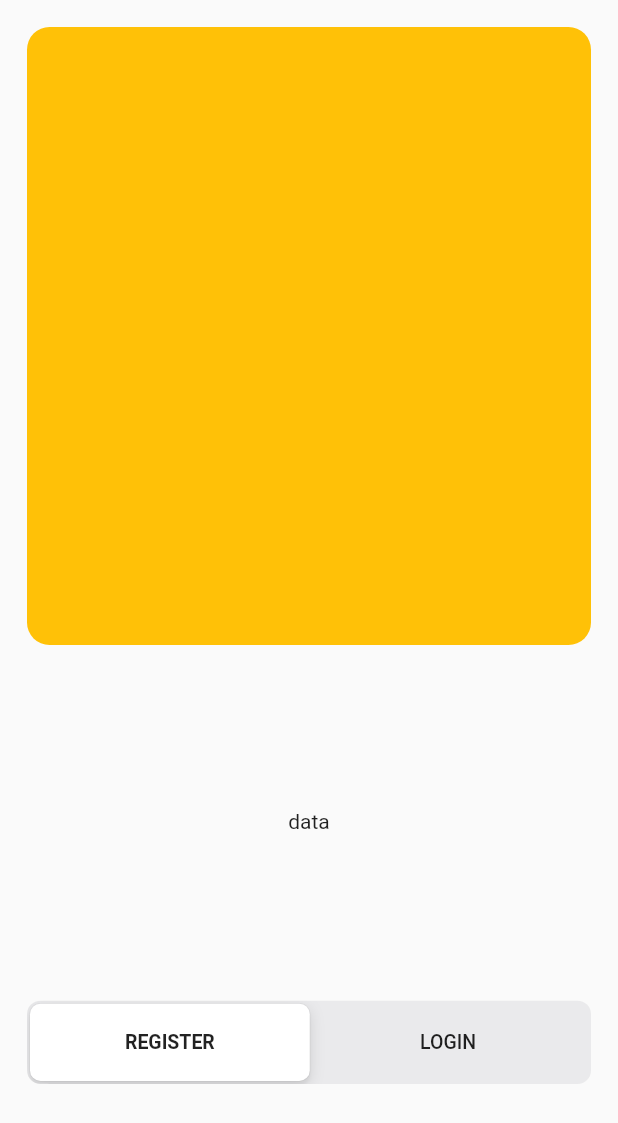
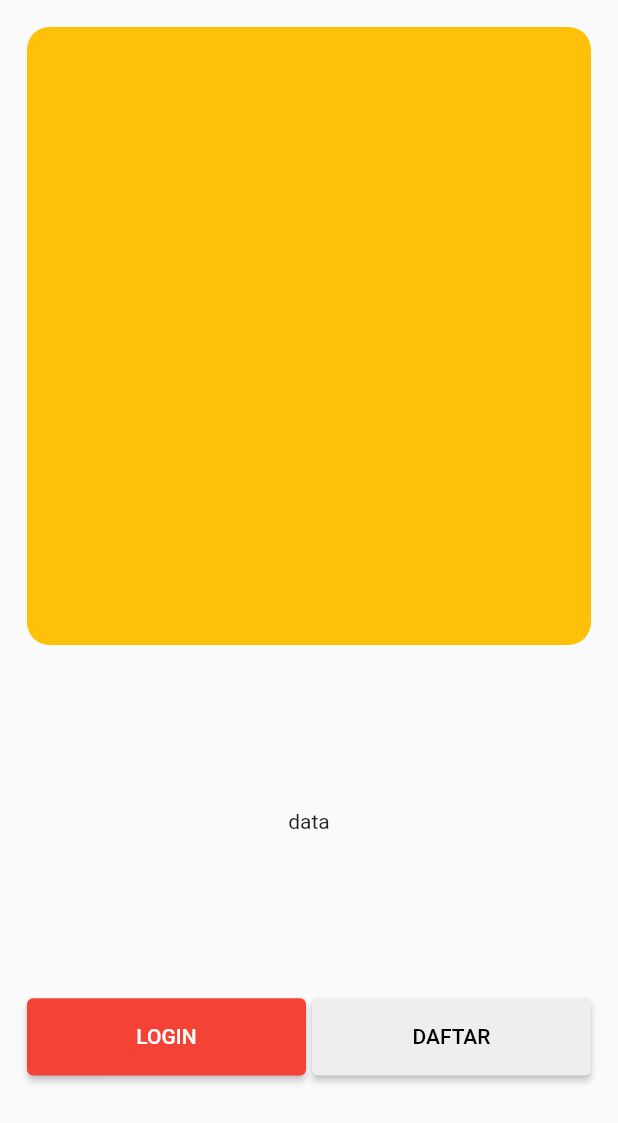
Before and after one commit to indratdev/POSApplication, a Flutter app: the screen it shows after launch, on a phone screen of 412 x 824 dp. Shown: the top 1123 px of the screen. Run offline on Flutter 3.47's test engine with Material 2 defaults, Android fonts, the phone set to English and light mode, and no system bars; our stand-ins replace dartz, equatable, firebase_auth, firebase_core, flutter_bloc; accounts and stored records are empty.

Commit message:
update auth bloc register

```diff
--- a/lib/main.dart
+++ b/lib/main.dart
@@ -1,8 +1,8 @@
 import 'package:firebase_core/firebase_core.dart';
 import 'package:flutter/material.dart';
+import 'package:flutter_bloc/flutter_bloc.dart';
+import 'package:posapplication/module/auth/bloc/auth_bloc.dart';
 import 'package:posapplication/shared/routes/app_routes.dart';
-
-import 'module/auth/cover/coverauth_screen.dart';
 
 Future<void> main() async {
   WidgetsFlutterBinding.ensureInitialized();
@@ -21,10 +21,17 @@ class MyApp extends StatelessWidget {
 
   @override
   Widget build(BuildContext context) {
-    return MaterialApp(
-      debugShowCheckedModeBanner: false,
-      routes: AppRoutes().getRoutes,
-      // home: LoginScreen(),
+    return MultiBlocProvider(
+      providers: [
+        BlocProvider(
+          create: (context) => AuthBloc(),
+        )
+      ],
+      child: MaterialApp(
+        debugShowCheckedModeBanner: false,
+        routes: AppRoutes().getRoutes,
+        // home: LoginScreen(),
+      ),
     );
   }
 }
--- a/lib/module/auth/bloc/auth_event.dart
+++ b/lib/module/auth/bloc/auth_event.dart
@@ -10,9 +10,11 @@ abstract class AuthEvent extends Equatable {
 class RegisterRestoEvent extends AuthEvent {
   String email;
   String password;
+  String rePassword;
 
   RegisterRestoEvent({
     required this.email,
     required this.password,
+    required this.rePassword,
   });
 }
--- a/lib/module/auth/bloc/auth_state.dart
+++ b/lib/module/auth/bloc/auth_state.dart
@@ -27,5 +27,14 @@ class FailureRegisterResto extends FailureState {
   FailureRegisterResto({required super.messageError});
 }
 
-class SuccessRegisterResto extends AuthState {}
+class SuccessRegisterResto extends AuthState {
+  SignInSignUpResult result;
+
+  SuccessRegisterResto({
+    required this.result,
+  });
+
+  @override
+  List<Object> get props => [result];
+}
 // register end
--- a/lib/module/auth/cover/coverauth_screen.dart
+++ b/lib/module/auth/cover/coverauth_screen.dart
@@ -14,6 +14,8 @@ class _CoverAuthScreenState extends State<CoverAuthScreen> {
 
   @override
   Widget build(BuildContext context) {
+    final sizeLayer = MediaQuery.of(context).size;
+
     return SafeArea(
       child: Scaffold(
         body: SingleChildScrollView(
@@ -22,54 +24,90 @@ class _CoverAuthScreenState extends State<CoverAuthScreen> {
             child: Column(
               children: <Widget>[
                 Container(
-                  height: MediaQuery.of(context).size.height / 2,
-                  width: MediaQuery.of(context).size.width,
+                  height: sizeLayer.height / 2,
+                  width: sizeLayer.width,
                   decoration: BoxDecoration(
                       color: Colors.amber,
                       borderRadius: BorderRadius.circular(15)),
                 ),
                 Container(
-                  height: MediaQuery.of(context).size.height / 3.5,
-                  width: MediaQuery.of(context).size.width,
+                  height: sizeLayer.height / 3.5,
+                  width: sizeLayer.width,
                   decoration: BoxDecoration(
                     borderRadius: BorderRadius.circular(15),
                   ),
                   child: Center(child: Text("data")),
                 ),
-                Container(
-                  height: MediaQuery.of(context).size.height / 14,
-                  width: MediaQuery.of(context).size.width,
-                  child: CupertinoSlidingSegmentedControl<bool>(
-                    groupValue: isRegister,
-                    children: {
-                      true: SliderMenuLogin(label: "REGISTER"),
-                      false: SliderMenuLogin(label: "LOGIN"),
-                    },
-                    onValueChanged: (value) {
-                      isRegister = value!;
-
-                      Future.delayed(
-                        Duration(
-                          milliseconds: 400,
+                SizedBox(
+                  height: sizeLayer.height / 16,
+                  width: sizeLayer.width,
+                  child: Row(
+                    mainAxisAlignment: MainAxisAlignment.center,
+                    children: <Widget>[
+                      Expanded(
+                        child: SizedBox(
+                          height: double.infinity,
+                          child: ElevatedButton(
+                            style: ElevatedButton.styleFrom(
+                                backgroundColor: Colors.red),
+                            onPressed: () =>
+                                Navigator.pushNamed(context, AppRoutes.login),
+                            child: Text("LOGIN"),
+                          ),
                         ),
-                        () {
-                          // (isRegister)
-                          //     ? Navigator.pushNamed(context, AppRoutes.register)
-                          //     : Navigator.pushNamed(context, AppRoutes.login);
-                          if (isRegister) {
-                            print("jalan");
-                            Navigator.pushNamed(context, AppRoutes.register);
-                          } else {
-                            print("jalan2");
-                            Navigator.pushNamed(context, AppRoutes.login);
-                          }
-                        },
-                      );
-
-                      setState(() {});
-                    },
+                      ),
+                      const SizedBox(width: 4),
+                      Expanded(
+                        child: SizedBox(
+                          height: double.infinity,
+                          child: ElevatedButton(
+                            style: ElevatedButton.styleFrom(
+                              backgroundColor: Colors.grey.shade200,
+                              foregroundColor: Colors.black,
+                            ),
+                            onPressed: () => Navigator.pushNamed(
+                                context, AppRoutes.register),
+                            child: Text("DAFTAR"),
+                          ),
+                        ),
+                      ),
+                    ],
                   ),
                 ),
+                // Container(
+                //   height: sizeLayer.height / 14,
+                //   width: sizeLayer.width,
+                //   child: CupertinoSlidingSegmentedControl<bool>(
+                //     groupValue: isRegister,
+                //     children: {
+                //       true: SliderMenuLogin(label: "REGISTER"),
+                //       false: SliderMenuLogin(label: "LOGIN"),
+                //     },
+                //     onValueChanged: (value) {
+                //       isRegister = value!;
+
+                //       Future.delayed(
+                //         Duration(
+                //           milliseconds: 400,
+                //         ),
+                //         () {
+                //           // (isRegister)
+                //           //     ? Navigator.pushNamed(context, AppRoutes.register)
+                //           //     : Navigator.pushNamed(context, AppRoutes.login);
+                //           if (isRegister) {
+                //             print("jalan");
+                //             Navigator.pushNamed(context, AppRoutes.register);
+                //           } else {
+                //             print("jalan2");
+                //             Navigator.pushNamed(context, AppRoutes.login);
+                //           }
+                //         },
+                //       );
+
+                //       setState(() {});
+                //     },
+                //   ),
+                // ),
               ],
             ),
           ),
--- a/lib/module/auth/login/login_screen.dart
+++ b/lib/module/auth/login/login_screen.dart
@@ -1,6 +1,5 @@
 import 'package:flutter/material.dart';
-import 'package:flutter/src/widgets/framework.dart';
-import 'package:flutter/src/widgets/placeholder.dart';
+
 import 'package:posapplication/shared/constants/constatns.dart';
 
 import '../../../shared/routes/app_routes.dart';
--- /dev/null
+++ b/lib/shared/utils/failure/exception.dart
@@ -0,0 +1 @@
+class ServerException implements Exception {}
--- a/lib/shared/utils/validator/validator.dart
+++ b/lib/shared/utils/validator/validator.dart
@@ -1,4 +1,9 @@
 class Validator {
+  // check password & repassword is equals
+  static bool isPasswordEquals(String password, String rePassword) {
+    return (password == rePassword) ? true : false;
+  }
+
   static String? emailValidator(String? value) {
     if (value!.isEmpty) return "This field is required";
 
```
Also changed, not shown: lib/module/auth/bloc/auth_bloc.dart (+26 -2 lines), lib/module/auth/register/register_screen.dart (+34 -15 lines), lib/service/auth_service/auth_service.dart (+48 -11 lines), lib/shared/utils/failure/failure.dart (added, +25 -0 lines), 6 other files.
